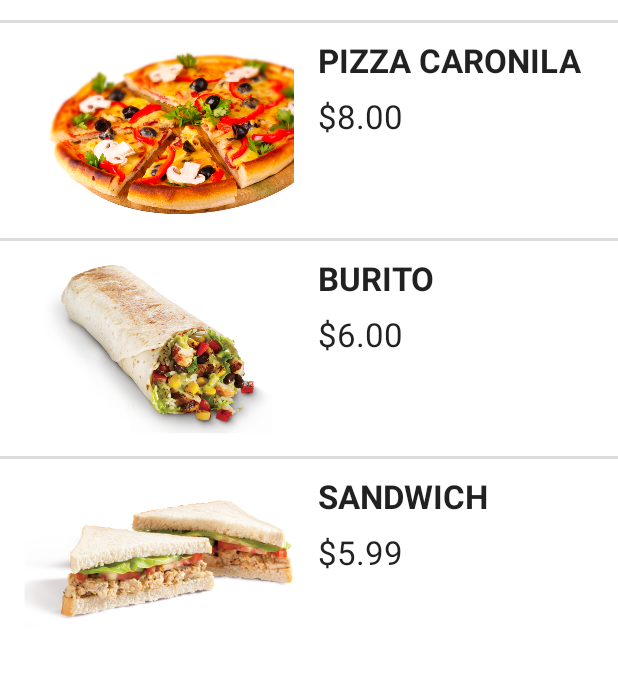
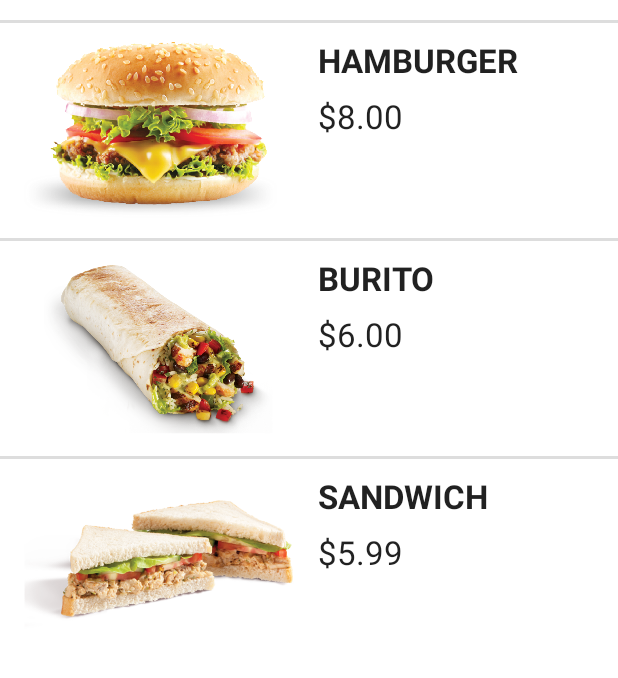
Before and after one commit to williamcrowley555/BT_Android, an Android app: the screen it shows after launch (MainActivity), on a phone screen of 412 x 824 dp, the part 388-1066 px from its top. Run offline under Robolectric (Android 15) with nearby library versions, the phone set to English and light mode, and no system bars.

Commit message:
feat : add hamburger

```diff
--- a/FoodOrder/app/src/main/java/com/example/foodorder/MainActivity.java
+++ b/FoodOrder/app/src/main/java/com/example/foodorder/MainActivity.java
@@ -27,7 +27,7 @@ public class MainActivity extends AppCompatActivity {
 
         item = findViewById(R.id.taco);
         item.setOnClickListener(clickItemListener);
-        item2 = findViewById(R.id.pizza);
+        item2 = findViewById(R.id.hamburger);
         item2.setOnClickListener(clickItemListener);
         item3 = findViewById(R.id.burito);
         item3.setOnClickListener(clickItemListener);
--- a/FoodOrder/app/src/main/res/layout/menu.xml
+++ b/FoodOrder/app/src/main/res/layout/menu.xml
@@ -90,7 +90,7 @@
         </RelativeLayout>
 
         <RelativeLayout
-            android:id="@+id/pizza"
+            android:id="@+id/hamburger"
             android:layout_width="match_parent"
             android:layout_height="wrap_content"
             android:paddingHorizontal="16dp"
@@ -102,29 +102,29 @@
 
 
             <ImageView
-                android:id="@+id/imgPizza"
+                android:id="@+id/imgHamburger"
                 android:layout_width="180dp"
                 android:layout_height="120dp"
-                android:src="@drawable/pizza" />
+                android:src="@drawable/hamburger" />
 
             <TextView
-                android:id="@+id/pizza_name"
+                android:id="@+id/hamburger_name"
                 android:layout_width="wrap_content"
                 android:layout_height="wrap_content"
-                android:layout_toRightOf="@id/imgPizza"
+                android:layout_toRightOf="@id/imgHamburger"
                 android:paddingLeft="16dp"
                 android:paddingBottom="8dp"
-                android:text="Pizza Caronila"
+                android:text="Hamburger"
                 android:textAllCaps="true"
                 android:textAppearance="?android:textAppearanceLarge"
                 android:textStyle="bold" />
 
             <TextView
-                android:id="@+id/pizza_price"
+                android:id="@+id/hamburger_price"
                 android:layout_width="wrap_content"
                 android:layout_height="wrap_content"
-                android:layout_below="@id/pizza_name"
-                android:layout_toRightOf="@id/imgPizza"
+                android:layout_below="@id/hamburger_name"
+                android:layout_toRightOf="@id/imgHamburger"
                 android:paddingLeft="16dp"
                 android:text="$8.00"
                 android:textAppearance="?android:textAppearanceLarge" />
--- a/FoodOrder/app/src/main/res/layout/order.xml
+++ b/FoodOrder/app/src/main/res/layout/order.xml
@@ -130,8 +130,8 @@
                     android:id="@+id/tortilla_corn"
                     android:layout_width="wrap_content"
                     android:layout_height="wrap_content"
+                    android:checked="true"
                     android:text="Corn"
-                    android:checked="true"
                     android:textAppearance="?android:textAppearanceMedium" />
 
                 <RadioButton
```
Also changed, not shown: FoodOrder/app/src/main/java/com/example/foodorder/OrderActivity.java (+13 -7 lines), FoodOrder/app/src/main/res/drawable/hamburger.png (added), FoodOrder/app/src/main/res/drawable/pizza.png (deleted).
